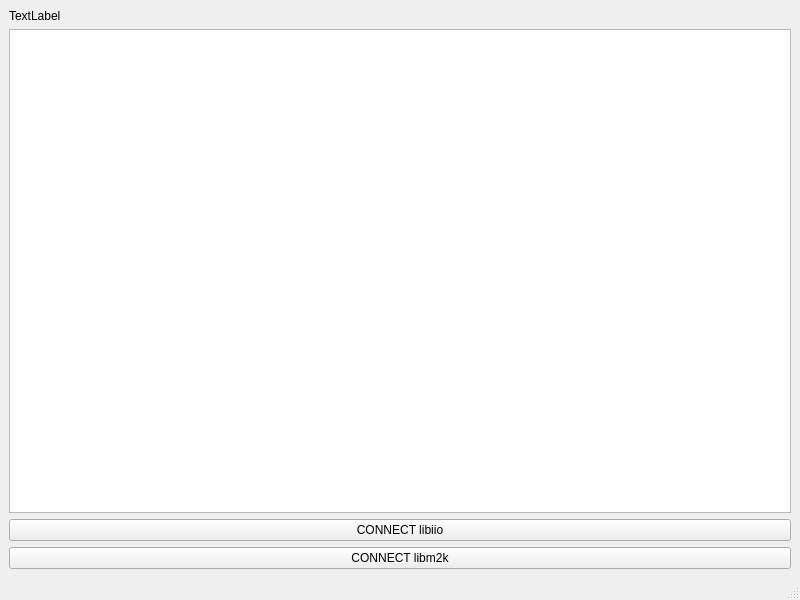
The window that qtTest/mainwindow.ui (analogdevicesinc/scopy-android-deps) describes before a commit, drawn with Qt 5.
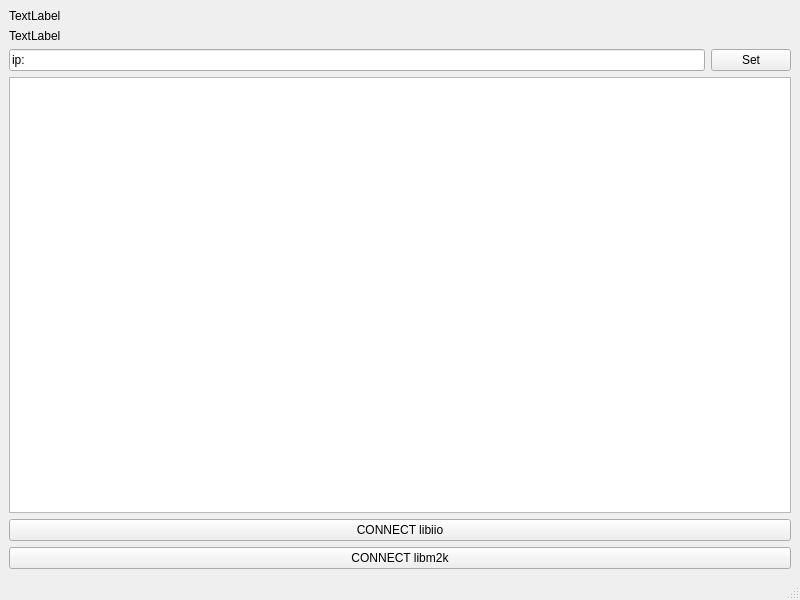
The same window after the commit.

What changed in the file:
```diff
--- a/qtTest/mainwindow.ui
+++ b/qtTest/mainwindow.ui
@@ -16,6 +16,11 @@
   <widget class="QWidget" name="centralwidget">
    <layout class="QHBoxLayout" name="horizontalLayout_2">
     <item>
+     <layout class="QVBoxLayout" name="verticalLayout_2">
+      <property name="leftMargin">
+       <number>0</number>
+      </property>
+      <item>
      <layout class="QVBoxLayout" name="verticalLayout">
       <property name="leftMargin">
        <number>0</number>
@@ -27,6 +32,34 @@
         </property>
        </widget>
       </item>
+        <item>
+         <widget class="QLabel" name="label_uri">
+          <property name="text">
+           <string>TextLabel</string>
+          </property>
+         </widget>
+        </item>
+        <item>
+         <layout class="QHBoxLayout" name="horizontalLayout">
+          <property name="topMargin">
+           <number>0</number>
+          </property>
+          <item>
+           <widget class="QLineEdit" name="lineEdit_uri">
+            <property name="text">
+             <string>ip:</string>
+            </property>
+           </widget>
+          </item>
+          <item>
+           <widget class="QPushButton" name="pushButton">
+            <property name="text">
+             <string>Set</string>
+            </property>
+           </widget>
+          </item>
+         </layout>
+        </item>
       <item>
        <widget class="QTextEdit" name="textEdit"/>
       </item>
@@ -46,11 +79,6 @@
       </item>
      </layout>
     </item>
-    <item>
-     <layout class="QVBoxLayout" name="verticalLayout_2">
-      <property name="leftMargin">
-       <number>0</number>
-      </property>
      </layout>
     </item>
    </layout>
```
Lines whose indentation alone changed are shown as unchanged.
